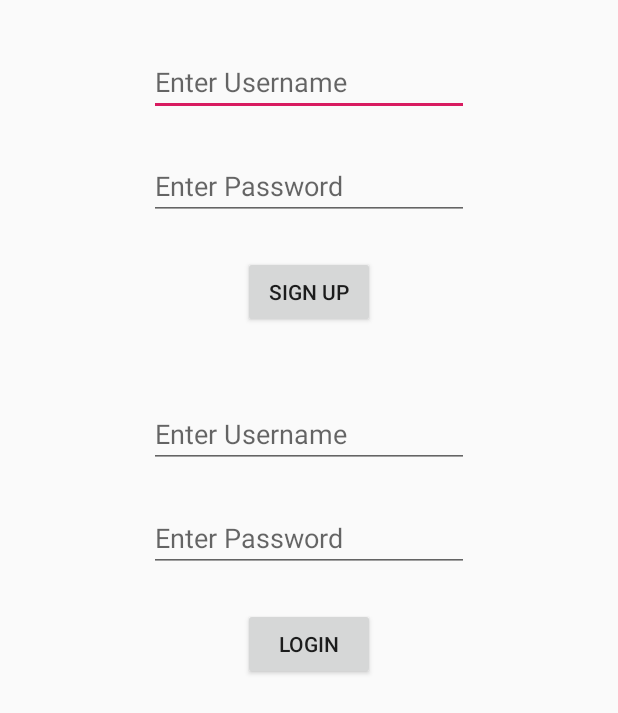
After one commit to klintwales/InstagramClone, an Android app: the layout signup_login_activity.xml on its own in the app's theme, with its tools: preview values and no code run, on a phone screen of 412 x 824 dp. The commit adds this screen. Shown: the top 713 px of the screen. Run offline under Robolectric (Android 15) with nearby library versions, the phone set to English and light mode, and no system bars.

Commit message:
sign up and login parse

```diff
--- /dev/null
+++ b/InstagramClone/app/src/main/res/layout/signup_login_activity.xml
@@ -0,0 +1,77 @@
+<?xml version="1.0" encoding="utf-8"?>
+<androidx.constraintlayout.widget.ConstraintLayout xmlns:android="http://schemas.android.com/apk/res/android"
+    xmlns:app="http://schemas.android.com/apk/res-auto"
+    xmlns:tools="http://schemas.android.com/tools"
+    android:id="@+id/edtUsername"
+    android:layout_width="match_parent"
+    android:layout_height="match_parent">
+
+    <EditText
+        android:id="@+id/edtUsernameSignUp"
+        android:layout_width="wrap_content"
+        android:layout_height="wrap_content"
+        android:layout_marginTop="32dp"
+        android:ems="10"
+        android:hint="Enter Username"
+        android:inputType="textPersonName"
+        app:layout_constraintEnd_toEndOf="parent"
+        app:layout_constraintStart_toStartOf="parent"
+        app:layout_constraintTop_toTopOf="parent" />
+
+    <EditText
+        android:id="@+id/edtPasswordSignUp"
+        android:layout_width="wrap_content"
+        android:layout_height="wrap_content"
+        android:layout_marginTop="24dp"
+        android:ems="10"
+        android:hint="Enter Password"
+        android:inputType="textPassword"
+        app:layout_constraintEnd_toEndOf="parent"
+        app:layout_constraintStart_toStartOf="parent"
+        app:layout_constraintTop_toBottomOf="@+id/edtUsernameSignUp" />
+
+    <Button
+        android:id="@+id/btnSignUp"
+        android:layout_width="wrap_content"
+        android:layout_height="wrap_content"
+        android:layout_marginTop="24dp"
+        android:text="Sign Up"
+        app:layout_constraintEnd_toEndOf="parent"
+        app:layout_constraintStart_toStartOf="parent"
+        app:layout_constraintTop_toBottomOf="@+id/edtPasswordSignUp" />
+
+    <EditText
+        android:id="@+id/edtUsernameLogin"
+        android:layout_width="wrap_content"
+        android:layout_height="wrap_content"
+        android:layout_marginTop="48dp"
+        android:ems="10"
+        android:hint="Enter Username"
+        android:inputType="textPersonName"
+        app:layout_constraintEnd_toEndOf="parent"
+        app:layout_constraintStart_toStartOf="parent"
+        app:layout_constraintTop_toBottomOf="@+id/btnSignUp" />
+
+    <EditText
+        android:id="@+id/edtPasswordLogin"
+        android:layout_width="wrap_content"
+        android:layout_height="wrap_content"
+        android:layout_marginTop="24dp"
+        android:ems="10"
+        android:hint="Enter Password"
+        android:inputType="textPassword"
+        app:layout_constraintEnd_toEndOf="parent"
+        app:layout_constraintStart_toStartOf="parent"
+        app:layout_constraintTop_toBottomOf="@+id/edtUsernameLogin" />
+
+    <Button
+        android:id="@+id/btnLogin"
+        android:layout_width="wrap_content"
+        android:layout_height="wrap_content"
+        android:layout_marginTop="24dp"
+        android:text="Login"
+        app:layout_constraintEnd_toEndOf="parent"
+        app:layout_constraintStart_toStartOf="parent"
+        app:layout_constraintTop_toBottomOf="@+id/edtPasswordLogin" />
+
+</androidx.constraintlayout.widget.ConstraintLayout>
```
Also changed, not shown: InstagramClone/app/src/main/AndroidManifest.xml (+9 -6 lines), InstagramClone/app/src/main/java/com/example/instagramclone/SignUp.java (+10 -0 lines), InstagramClone/app/src/main/java/com/example/instagramclone/SignUpLoginActivity.java (+72 -1 lines), InstagramClone/app/src/main/java/com/example/instagramclone/WelcomeActivity.java (added, +14 -0 lines), InstagramClone/app/src/main/res/layout/activity_welcome.xml (added, +9 -0 lines).
